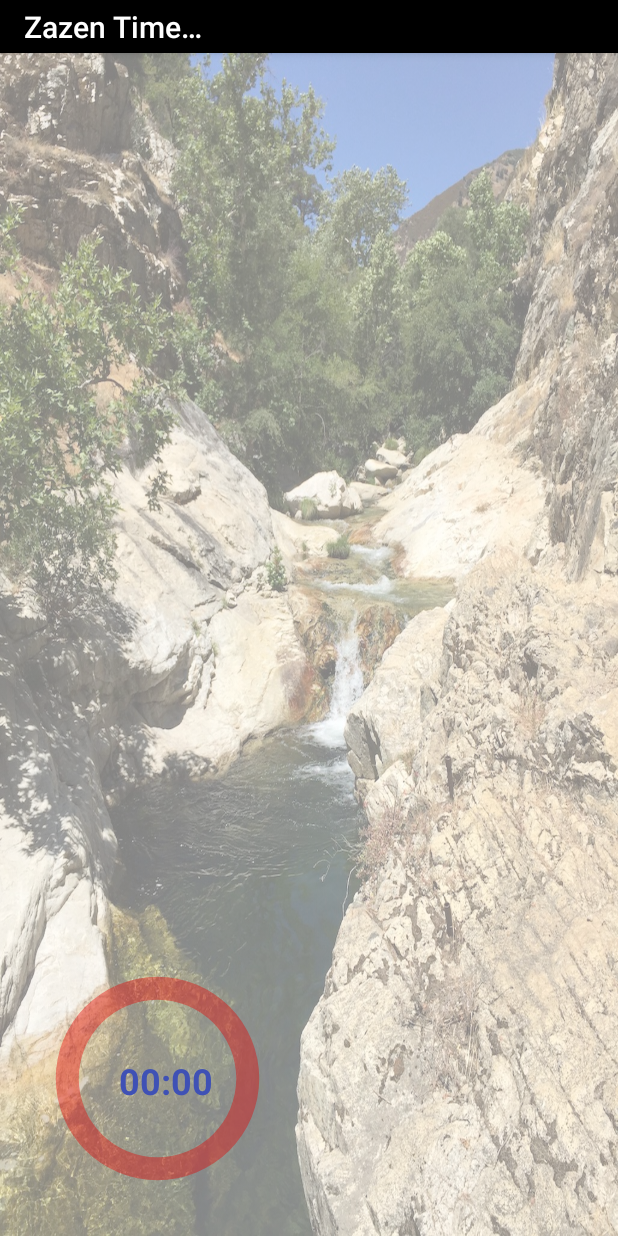
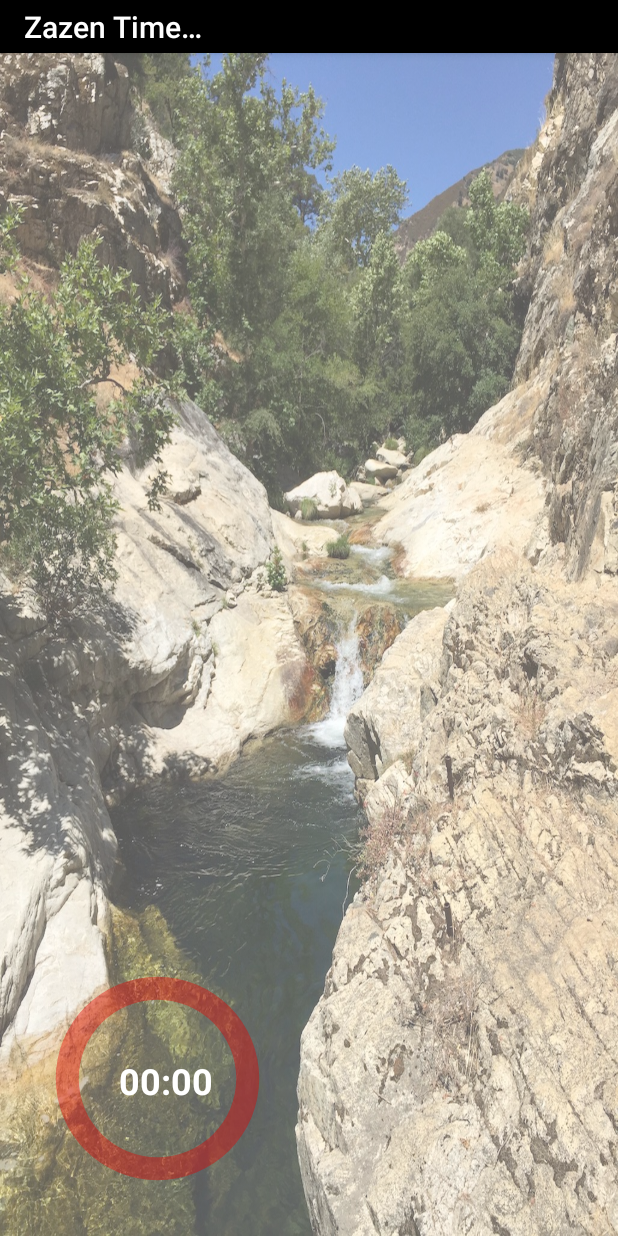
Before and after one commit to marhab21/MiniZendo_Android, an Android app: the SessionActivity screen opened directly, with no data from a screen before it, on a phone screen of 412 x 824 dp. Run offline under Robolectric (Android 15) with nearby library versions, the phone set to English and light mode, and no system bars; libraries missing offline, so code that uses them is left out: io.realm; 7 statements that could not run were skipped.

Commit message:
Dealing with the font on the quote... Otherwise, everything seems as OK as can be, making the Narrows more visible.

```diff
--- a/app/src/main/java/com/marhabweb/mini_zendo/SessionActivity.kt
+++ b/app/src/main/java/com/marhabweb/mini_zendo/SessionActivity.kt
@@ -130,7 +130,6 @@ class SessionActivity : AppCompatActivity() {
             secondsString = "0" + secondsString
         }
 
-        //textViewCount.setText(minutes.toString() + ":" + secondsString)
         textViewCount.setText(getString(R.string.timing_result, minutes.toString(), secondsString))
     }
 }
--- a/app/src/main/res/layout/activity_session.xml
+++ b/app/src/main/res/layout/activity_session.xml
@@ -5,7 +5,7 @@
     android:layout_width="match_parent"
     android:layout_height="match_parent"
     android:background="@drawable/narrows"
-    android:backgroundTint="#80FFFFFF"
+    android:backgroundTint="#55FFFFFF"
     android:backgroundTintMode="src_over"
     tools:context="com.marhabweb.mini_zendo.SessionActivity">
 
@@ -30,7 +30,7 @@
         android:layout_marginBottom="87dp"
         android:layout_marginStart="79dp"
         android:text="@string/zero_time"
-        android:textColor="@color/colorPrimary"
+        android:textColor="@color/colorWhite"
         android:textSize="24sp"
         android:textStyle="bold" />
 
@@ -40,9 +40,10 @@
         android:layout_height="wrap_content"
         android:layout_marginLeft="20dp"
         android:layout_marginRight="20dp"
-        android:layout_marginTop="50dp"
+        android:layout_marginTop="20dp"
         android:fontFamily="cursive"
         android:maxLines="8"
+        android:textColor="@color/colorBlack"
         android:textSize="42sp"
         android:textStyle="bold" />
 
```
